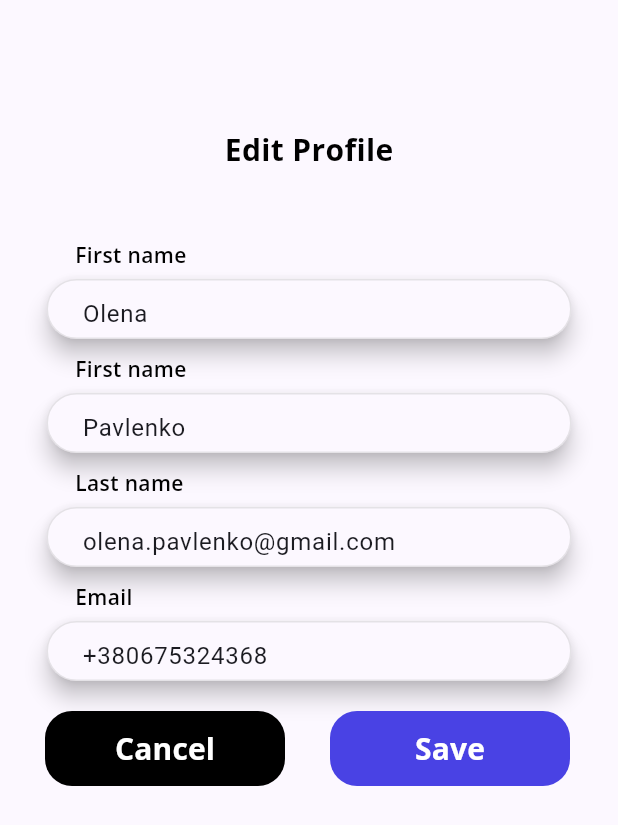
After one commit to Kh1merA/testeam_mobile, a Flutter app: the edit_profile screen opened directly, on a phone screen of 412 x 824 dp. The commit adds this screen. Shown: the top 825 px of the screen. Run offline on Flutter 3.47's test engine with Material 2 defaults, Android fonts, the light colour scheme and no system bars.

Commit message:
create edit user_profile

```diff
--- a/lib/main.dart
+++ b/lib/main.dart
@@ -1,6 +1,7 @@
 import 'package:flutter/material.dart';
 import 'package:testeam_mobile_application/pages/home_page/view/home_page.dart';
 import 'package:testeam_mobile_application/pages/user_page/view/user_page.dart';
+import 'package:testeam_mobile_application/pages/user_page/view/view.dart';
 import 'package:testeam_mobile_application/router/router.dart';
 import 'package:testeam_mobile_application/theme/theme.dart';
 import 'pages/login_page/view/view.dart';
--- /dev/null
+++ b/lib/pages/user_page/view/edit_profile.dart
@@ -0,0 +1,122 @@
+import 'package:flutter/material.dart';
+import 'package:testeam_mobile_application/pages/user_page/widgets/input_profile.dart';
+import 'package:testeam_mobile_application/pages/user_page/widgets/profile_row.dart';
+import 'package:testeam_mobile_application/theme/theme.dart';
+import 'package:testeam_mobile_application/pages/login_page/widgets/input_label.dart';
+
+class edit_profile extends StatelessWidget {
+  const edit_profile({super.key});
+
+  @override
+  Widget build(BuildContext context) {
+    return Scaffold(
+      body: Column(
+        children: [
+          const SizedBox(
+            height: 85,
+          ),
+          Container(
+            child: Text(
+              'Edit Profile',
+              style: profileTitleText,
+            ),
+          ),
+          const SizedBox(
+            height: 16,
+          ),
+          Container(
+            child: Padding(
+              padding: EdgeInsets.all(30.0),
+              child: Column(
+                children: [
+                  Padding(
+                      padding: EdgeInsets.only(left: 20, bottom: 6),
+                      child: Row(
+                        mainAxisAlignment: MainAxisAlignment.start,
+                        children: [
+                          Text(
+                            'First name',
+                            style: textTitle,
+                          )
+                        ],
+                      )),
+                  inputProfile(inputText: 'Olena'),
+                  const SizedBox(
+                    height: 10,
+                  ),
+                  Padding(
+                      padding: EdgeInsets.only(left: 20, bottom: 6),
+                      child: Row(
+                        mainAxisAlignment: MainAxisAlignment.start,
+                        children: [
+                          Text(
+                            'First name',
+                            style: textTitle,
+                          )
+                        ],
+                      )),
+                  inputProfile(inputText: 'Pavlenko'),
+                  const SizedBox(
+                    height: 10,
+                  ),
+                  Padding(
+                      padding: EdgeInsets.only(left: 20, bottom: 6),
+                      child: Row(
+                        mainAxisAlignment: MainAxisAlignment.start,
+                        children: [
+                          Text(
+                            'Last name',
+                            style: textTitle,
+                          )
+                        ],
+                      )),
+                  inputProfile(inputText: 'olena.pavlenko@gmail.com'),
+                  const SizedBox(
+                    height: 10,
+                  ),
+                  Padding(
+                      padding: EdgeInsets.only(left: 20, bottom: 6),
+                      child: Row(
+                        mainAxisAlignment: MainAxisAlignment.start,
+                        children: [
+                          Text(
+                            'Email',
+                            style: textTitle,
+                          )
+                        ],
+                      )),
+                  inputProfile(inputText: '+380675324368'),
+                  const SizedBox(
+                    height: 20,
+                  ),
+                  Row(
+                    children: [
+                      TextButton(
+                        style: blackFlatButtonStyle,
+                        onPressed: () {},
+                        child: Text(
+                          'Cancel',
+                          style: Theme.of(context).textTheme.labelLarge,
+                        ),
+                      ),
+                      SizedBox(width: 30),
+                      TextButton(
+                        style: flatButtonStyle,
+                        onPressed: () {},
+                        child: Text(
+                          'Save',
+                          style: Theme.of(context).textTheme.labelLarge,
+                        ),
+                      ),
+                    ],
+                  )
+                ],
+              ),
+            ),
+          ),
+        ],
+      ),
+      //Stack
+    ); //Scaffold
+  }
+}
--- a/lib/pages/user_page/view/view.dart
+++ b/lib/pages/user_page/view/view.dart
@@ -1 +1,2 @@
 export 'user_page.dart';
+export 'edit_profile.dart';
--- /dev/null
+++ b/lib/pages/user_page/widgets/input_profile.dart
@@ -0,0 +1,38 @@
+import 'package:flutter/material.dart';
+
+class inputProfile extends StatelessWidget {
+  final inputText;
+
+  inputProfile({super.key, required this.inputText});
+
+  @override
+  Widget build(BuildContext context) {
+    final TextEditingController _textEditingController =
+        TextEditingController(text: inputText);
+    return SizedBox(
+      width: 350,
+      height: 40,
+      child: Center(
+          child: // Note: Same code is applied for the TextFormField as well
+              Material(
+        elevation: 6,
+        shadowColor: Colors.black,
+        borderRadius: BorderRadius.circular(28),
+        child: TextField(
+          keyboardType: TextInputType.text,
+          controller: _textEditingController,
+          decoration: InputDecoration(
+            hintStyle: Theme.of(context).textTheme.titleSmall,
+            contentPadding:
+                const EdgeInsets.symmetric(vertical: 12.0, horizontal: 20),
+            enabledBorder: OutlineInputBorder(
+              borderSide: const BorderSide(
+                  width: 1, color: Color.fromRGBO(173, 173, 173, 0.3)),
+              borderRadius: BorderRadius.circular(28),
+            ),
+          ),
+        ),
+      )),
+    );
+  }
+}
--- a/lib/router/router.dart
+++ b/lib/router/router.dart
@@ -1,6 +1,7 @@
 import 'package:testeam_mobile_application/pages/home_page/view/home_page.dart';
 import 'package:testeam_mobile_application/pages/login_page/view/view.dart';
 import 'package:testeam_mobile_application/pages/recovery_password/view/view.dart';
+import 'package:testeam_mobile_application/pages/user_page/view/view.dart';
 
 final routes = {
   '/': (context) => const login_page(),
--- a/lib/theme/theme.dart
+++ b/lib/theme/theme.dart
@@ -47,6 +47,13 @@ TextStyle appBarText = const TextStyle(
   color: Colors.black,
 );
 
+TextStyle textTitle = const TextStyle(
+  fontSize: 14,
+  fontFamily: "OpenSans",
+  fontWeight: FontWeight.w600,
+  color: Colors.black,
+);
+
 TextStyle appBarTitleText = const TextStyle(
   fontFamily: "OpenSans",
   fontSize: 46,
@@ -63,6 +70,15 @@ final ButtonStyle flatButtonStyle = TextButton.styleFrom(
   ),
 );
 
+final ButtonStyle blackFlatButtonStyle = TextButton.styleFrom(
+  backgroundColor: Color.fromARGB(255, 0, 0, 0),
+  minimumSize: const Size(160, 50),
+  padding: const EdgeInsets.symmetric(horizontal: 16),
+  shape: const RoundedRectangleBorder(
+    borderRadius: BorderRadius.all(Radius.circular(18)),
+  ),
+);
+
 TextStyle profileTitleText = const TextStyle(
   fontSize: 20,
   fontFamily: "OpenSans",
```
